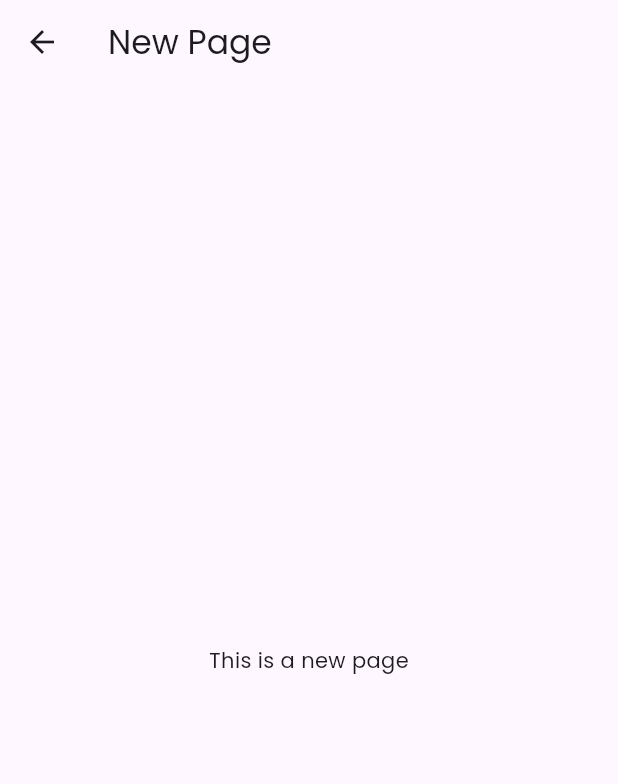
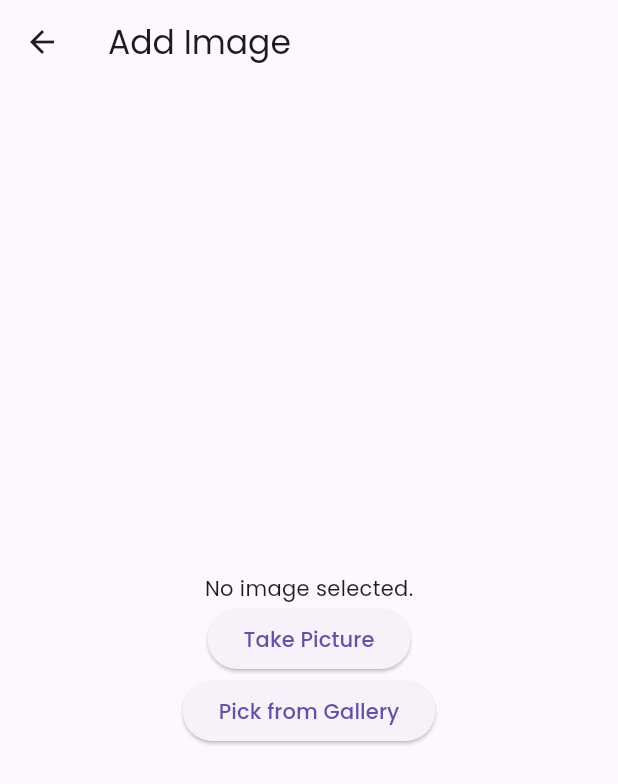
Before and after one commit to Sherwin-W/WebMaxxing, a Flutter app: the AddImage screen opened directly, on a phone screen of 412 x 824 dp. Shown: the top 784 px of the screen. Run offline on Flutter 3.47's test engine with Material 3 defaults, Android fonts, the phone set to English and light mode, and no system bars; our stand-ins replace cached_network_image, firebase_core, firebase_storage, flutter_svg, image_picker, photo_view; accounts and stored records are empty; network calls fail.

Commit message:
you can get image by taking picture or from gallery, but haven't connected to firebase

```diff
--- a/first_flutter_app/lib/main.dart
+++ b/first_flutter_app/lib/main.dart
@@ -1,5 +1,6 @@
 import 'package:first_flutter_app/pages/split.dart';
 import 'package:flutter/material.dart';
+import 'package:firebase_core/firebase_core.dart';
 
 void main() {
   runApp(const MyApp());
--- a/first_flutter_app/lib/widgets/load_image.dart
+++ b/first_flutter_app/lib/widgets/load_image.dart
@@ -1,14 +1,55 @@
-import 'package:flutter/material.dart';
+import 'dart:io'; // Import Dart's IO library to work with file objects.
+import 'package:flutter/material.dart'; // Import Flutter material design library.
+import 'package:image_picker/image_picker.dart'; // Import the image_picker library.
+import 'upload_image.dart'; // Import the upload_image.dart file for uploading functionality.
 
-class AddImage extends StatelessWidget {
+class AddImage extends StatefulWidget {
+  @override
+  _AddImageState createState() => _AddImageState(); // Create state for the widget.
+}
+
+class _AddImageState extends State<AddImage> {
+  File? _image; // Variable to hold the selected or taken image.
+
+  // Function to handle image picking from gallery or camera.
+  Future pickImage(ImageSource source) async {
+    final pickedFile = await ImagePicker().pickImage(source: source); // Open image picker dialog.
+
+    // Check if an image was selected or taken.
+    if (pickedFile != null) {
+      setState(() {
+        _image = File(pickedFile.path); // Update _image with the selected/taken image.
+      });
+    }
+  }
+
   @override
   Widget build(BuildContext context) {
+    // Build UI elements.
     return Scaffold(
       appBar: AppBar(
-        title: Text('New Page'),
+        title: Text('Add Image'), // App bar title.
       ),
       body: Center(
-        child: Text('This is a new page'),
+        child: Column(
+          mainAxisAlignment: MainAxisAlignment.center,
+          children: [
+            _image != null ? Image.file(_image!) : Text('No image selected.'), // Display the selected/taken image or a text message.
+            ElevatedButton(
+              onPressed: () => pickImage(ImageSource.camera), // Button to take picture.
+              child: Text('Take Picture'),
+            ),
+            ElevatedButton(
+              onPressed: () => pickImage(ImageSource.gallery), // Button to pick from gallery.
+              child: Text('Pick from Gallery'),
+            ),
+            if (_image != null) // Show upload button only if an image is selected/taken.
+              ElevatedButton(
+                onPressed: () => uploadImage(_image!, context), // Button to upload the image.
+                child: Text('Upload Image'),
+              ),
+          ],
+        ),
       ),
     );
   }
--- a/first_flutter_app/lib/widgets/looks_maxxing.dart
+++ b/first_flutter_app/lib/widgets/looks_maxxing.dart
@@ -1,7 +1,6 @@
 import 'package:flutter/material.dart';
 import 'package:cached_network_image/cached_network_image.dart';
 import 'package:first_flutter_app/widgets/photo_view_page.dart';
-// Add your NewPage import here, adjust the path as necessary
 import 'package:first_flutter_app/widgets/load_image.dart';
 
 class LooksMaxxingWidget extends StatelessWidget {
@@ -29,7 +28,7 @@ class LooksMaxxingWidget extends StatelessWidget {
               // Navigate to the NewPage when the "+" button is pressed
               Navigator.push(
                 context,
-                MaterialPageRoute(builder: (context) => AddImage()), // Assuming NewPage is your new page class
+                MaterialPageRoute(builder: (context) => AddImage()),
               );
             },
           ),
--- a/first_flutter_app/lib/widgets/upload_image.dart
+++ b/first_flutter_app/lib/widgets/upload_image.dart
@@ -0,0 +1,20 @@
+import 'dart:io'; // Import Dart's IO library for file operations.
+import 'package:flutter/material.dart'; // Import Flutter's material design library.
+import 'package:firebase_storage/firebase_storage.dart'; // Import Firebase Storage library.
+
+// Function to upload an image file to Firebase Storage.
+Future<void> uploadImage(File image, BuildContext context) async {
+  try {
+    // Generate a unique file name for the image.
+    String fileName = 'images/${DateTime.now().millisecondsSinceEpoch}.jpg';
+    FirebaseStorage storage = FirebaseStorage.instance; // Get an instance of FirebaseStorage.
+    Reference ref = storage.ref().child(fileName); // Create a reference in Firebase Storage.
+    UploadTask uploadTask = ref.putFile(image); // Start the upload task.
+    await uploadTask; // Wait for the upload to complete.
+    // Show a success message.
+    ScaffoldMessenger.of(context).showSnackBar(SnackBar(content: Text('Image uploaded successfully')));
+  } catch (e) {
+    // Show an error message if something goes wrong.
+    ScaffoldMessenger.of(context).showSnackBar(SnackBar(content: Text(e.toString())));
+  }
+}
--- a/first_flutter_app/pubspec.yaml
+++ b/first_flutter_app/pubspec.yaml
@@ -38,7 +38,8 @@ dependencies:
   flutter_svg: ^1.1.6
   cached_network_image: ^3.3.1 #for looksmaxxing
   photo_view: ^0.14.0 #looksmaxxing
-  image_picker: ^1.0.7
+  image_picker: ^1.0.7 #looksmaxxing
+  firebase_storage: ^11.6.5 #looksmaxxing
 
 dev_dependencies:
   flutter_test:
```
Also changed, not shown: first_flutter_app/pubspec.lock, 3 other files.
